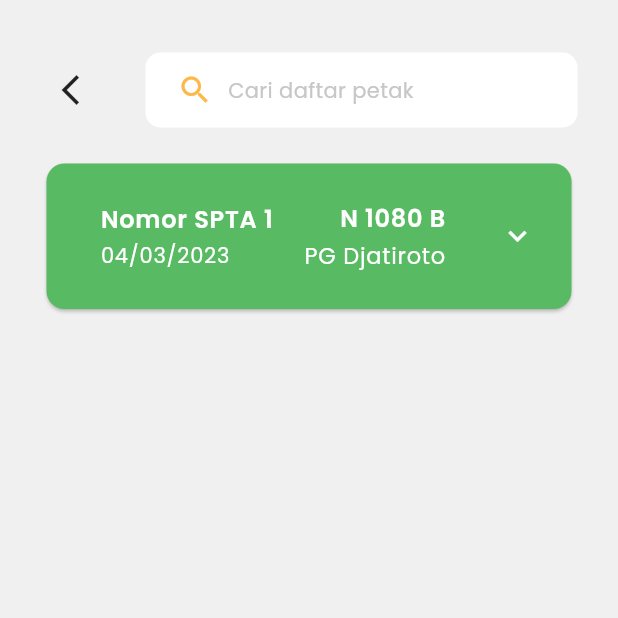
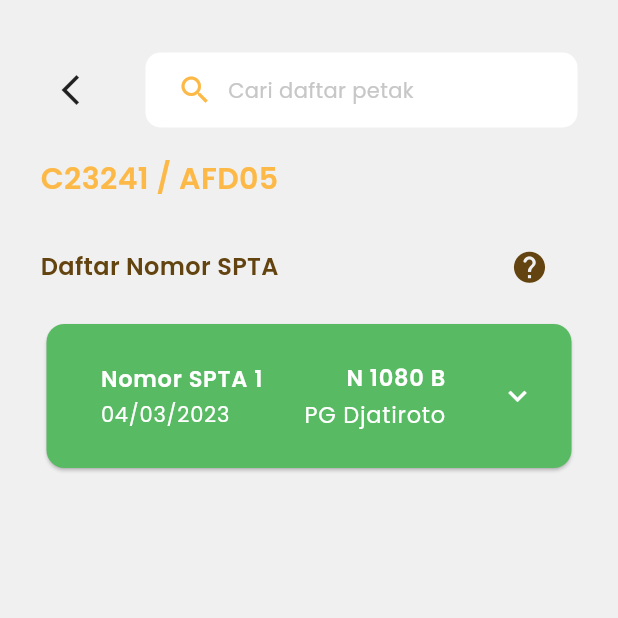
Before and after one commit to NotRegister/onfarm_application, a Flutter app: the KeteranganSptaScreen screen opened directly, on a phone screen of 412 x 824 dp, the top half of it. Run offline on Flutter 3.47's test engine with Material 3 defaults, Android fonts, the phone set to English and light mode, and no system bars; our stand-ins replace dotted_border, fl_chart, form_field_validator, google_fonts, percent_indicator.

Commit message:
add information button to show information color of spta

```diff
--- a/lib/screens/petak/keterangan_spta_screen.dart
+++ b/lib/screens/petak/keterangan_spta_screen.dart
@@ -2,6 +2,7 @@ import 'package:flutter/material.dart';
 import 'package:google_fonts/google_fonts.dart';
 import 'package:kkw_application/screens/petak/keterangan_petak_screen.dart';
 import 'package:kkw_application/utils/Colors.dart';
+import 'package:kkw_application/widgets/popup.dart';
 
 class KeteranganSptaScreen extends StatefulWidget {
   const KeteranganSptaScreen({super.key});
@@ -11,6 +12,14 @@ class KeteranganSptaScreen extends StatefulWidget {
 }
 
 class _KeteranganSptaScreenState extends State<KeteranganSptaScreen> {
+  late final OverlayPortalController _infoPopupController;
+
+  @override
+  void initState() {
+    super.initState();
+    _infoPopupController = OverlayPortalController();
+  }
+
   @override
   Widget build(BuildContext context) {
     return SafeArea(
@@ -62,6 +71,32 @@ class _KeteranganSptaScreenState extends State<KeteranganSptaScreen> {
                 const SizedBox(
                   height: 20,
                 ),
+                Text(
+                  'C23241 / AFD05',
+                  style: GoogleFonts.poppins(
+                      fontSize: 20,
+                      fontWeight: FontWeight.w600,
+                      color: ListColor.primaryColor),
+                ),
+                const SizedBox(
+                  height: 20,
+                ),
+                Row(
+                  mainAxisAlignment: MainAxisAlignment.spaceBetween,
+                  children: [
+                    Text(
+                      'Daftar Nomor SPTA',
+                      style: GoogleFonts.poppins(
+                          fontSize: 16,
+                          fontWeight: FontWeight.w600,
+                          color: ListColor.secondaryColor),
+                    ),
+                    _informationButton(controller: _infoPopupController)
+                  ],
+                ),
+                const SizedBox(
+                  height: 10,
+                ),
                 Card(
                   color: ListColor.successColor,
                   child: ClipRRect(
@@ -86,7 +121,7 @@ class _KeteranganSptaScreenState extends State<KeteranganSptaScreen> {
                                 Text(
                                   'Nomor SPTA 1',
                                   style: GoogleFonts.poppins(
-                                      fontSize: 16,
+                                      fontSize: 15,
                                       fontWeight: FontWeight.w600,
                                       color: ListColor.whiteColor),
                                 ),
@@ -108,7 +143,7 @@ class _KeteranganSptaScreenState extends State<KeteranganSptaScreen> {
                                 Text(
                                   'N 1080 B',
                                   style: GoogleFonts.poppins(
-                                      fontSize: 16,
+                                      fontSize: 15,
                                       fontWeight: FontWeight.w600,
                                       color: ListColor.whiteColor),
                                 ),
@@ -235,6 +270,44 @@ class _KeteranganSptaScreenState extends State<KeteranganSptaScreen> {
                                 Row(
                                   mainAxisAlignment: MainAxisAlignment.spaceBetween,
                                   children: [
+                                    Text('Sharing Tetes',
+                                        style: GoogleFonts.poppins(
+                                          fontSize: 16,
+                                          fontWeight: FontWeight.w400,
+                                        )),
+                                    Text('89,71 Kg',
+                                        style: GoogleFonts.poppins(
+                                          fontSize: 16,
+                                          fontWeight: FontWeight.w400,
+                                        ))
+                                  ],
+                                ),
+                                const Divider(
+                                  thickness: 2,
+                                  color: ListColor.lightGrayColor,
+                                ),
+                                Row(
+                                  mainAxisAlignment: MainAxisAlignment.spaceBetween,
+                                  children: [
+                                    Text('Mutu Tebu',
+                                        style: GoogleFonts.poppins(
+                                          fontSize: 16,
+                                          fontWeight: FontWeight.w400,
+                                        )),
+                                    Text('B',
+                                        style: GoogleFonts.poppins(
+                                          fontSize: 16,
+                                          fontWeight: FontWeight.w400,
+                                        ))
+                                  ],
+                                ),
+                                const Divider(
+                                  thickness: 2,
+                                  color: ListColor.lightGrayColor,
+                                ),
+                                Row(
+                                  mainAxisAlignment: MainAxisAlignment.spaceBetween,
+                                  children: [
                                     Text('Biaya Tebang',
                                         style: GoogleFonts.poppins(
                                           fontSize: 16,
@@ -301,3 +374,86 @@ class _KeteranganSptaScreenState extends State<KeteranganSptaScreen> {
     );
   }
 }
+
+class _informationButton extends StatelessWidget {
+  const _informationButton({required this.controller});
+  final OverlayPortalController controller;
+
+  @override
+  Widget build(BuildContext context) {
+    return Popup(
+      follower: _HelpOverlay(controller.hide),
+      followerAnchor: Alignment.topRight,
+      targetAnchor: Alignment.topRight,
+      controller: controller,
+      child: TextButton(
+        onPressed: controller.show,
+        child: const Row(
+          children: [
+            Icon(
+              Icons.help_rounded,
+              color: ListColor.secondaryColor,
+              size: 25,
+            ),
+          ],
+        ),
+      ),
+    );
+  }
+}
+
+class _HelpOverlay extends StatelessWidget {
+  const _HelpOverlay(this.hide);
+
+  final VoidCallback hide;
+
+  @override
+  Widget build(BuildContext context) {
+    return SizedBox(
+      width: 200,
+      child: Card(
+        margin: EdgeInsets.zero,
+        surfaceTintColor: Colors.white,
+        elevation: 4,
+        shape: const RoundedRectangleBorder(
+          borderRadius: BorderRadius.all(Radius.circular(16)),
+        ),
+        child: Column(
+          mainAxisSize: MainAxisSize.min,
+          children: [
+            Padding(
+              padding: const EdgeInsets.only(left: 8),
+              child: Row(
+                mainAxisAlignment: MainAxisAlignment.spaceBetween,
+                children: [
+                  Text(
+                    'Need help?',
+                    style: Theme.of(context).textTheme.bodyLarge?.copyWith(
+                          fontFamily: 'Helvetica',
+                          fontWeight: FontWeight.w700,
+                        ),
+                  ),
+                  IconButton(
+                    onPressed: hide,
+                    icon: const Icon(Icons.cancel),
+                  ),
+                ],
+              ),
+            ),
+            Padding(
+              padding: const EdgeInsets.only(left: 8, right: 8, bottom: 8),
+              child: Text(
+                'We are here to help you. Please contact us via email or phone.',
+                style: GoogleFonts.poppins(
+                  fontSize: 16,
+                  fontWeight: FontWeight.w400,
+                  color: Colors.grey[700],
+                ),
+              ),
+            ),
+          ],
+        ),
+      ),
+    );
+  }
+}
--- /dev/null
+++ b/lib/widgets/popup.dart
@@ -0,0 +1,88 @@
+import 'package:flutter/material.dart';
+
+/// A widget that shows a popup relative to a target widget.
+///
+/// The popup is declaratively shown/hidden using an [OverlayPortalController].
+///
+/// It is positioned relative to the target widget using the [followerAnchor] and [targetAnchor] properties.
+class Popup extends StatefulWidget {
+  const Popup({
+    required this.child,
+    required this.follower,
+    required this.controller,
+    this.offset = Offset.zero,
+    this.followerAnchor = Alignment.topCenter,
+    this.targetAnchor = Alignment.bottomCenter,
+    this.dismissible = true,
+    super.key,
+  });
+
+  /// The target widget that will be used to position the follower widget.
+  final Widget child;
+
+  /// The widget that will be positioned relative to the target widget.
+  final Widget follower;
+
+  /// The controller that will be used to show/hide the overlay.
+  final OverlayPortalController controller;
+
+  /// The alignment of the follower widget relative to the target widget.
+  ///
+  /// Defaults to [Alignment.topCenter].
+  final Alignment followerAnchor;
+
+  /// The alignment of the target widget relative to the follower widget.
+  ///
+  /// Defaults to [Alignment.bottomCenter].
+  final Alignment targetAnchor;
+
+  /// The offset of the follower widget relative to the target widget.
+  /// This is useful for fine-tuning the position of the follower widget.
+  ///
+  /// Defaults to [Offset.zero].
+  final Offset offset;
+
+  /// Whether the popup should be dismissed when the user taps outside of it.
+  final bool dismissible;
+
+  @override
+  State<Popup> createState() => _PopupState();
+}
+
+class _PopupState extends State<Popup> {
+  /// The link between the target widget and the follower widget.
+  final _layerLink = LayerLink();
+
+  @override
+  Widget build(BuildContext context) {
+    return CompositedTransformTarget(
+      // Link the target widget to the follower widget.
+      link: _layerLink,
+      child: OverlayPortal(
+        controller: widget.controller,
+        child: widget.child,
+        overlayChildBuilder: (BuildContext context) {
+          // It is needed to wrap the follower widget in a widget that fills the space of the overlay.
+          // This is needed to make sure that the follower widget is positioned relative to the target widget.
+          // If not wrapped, the follower widget will fill the screen and be positioned incorrectly.
+          return GestureDetector(
+            behavior: HitTestBehavior.opaque,
+            onTap: widget.dismissible ? widget.controller.hide : null,
+            child: UnconstrainedBox(
+              child: CompositedTransformFollower(
+                // Link the follower widget to the target widget.
+                link: _layerLink,
+                // The follower widget should not be shown when the link is broken.
+                showWhenUnlinked: false,
+                followerAnchor: widget.followerAnchor,
+                targetAnchor: widget.targetAnchor,
+                offset: widget.offset,
+                child: widget.follower,
+              ),
+            ),
+          );
+        },
+      ),
+    );
+  }
+}
```
Also changed, not shown: lib/screens/splash_screen.dart (+6 -3 lines).
